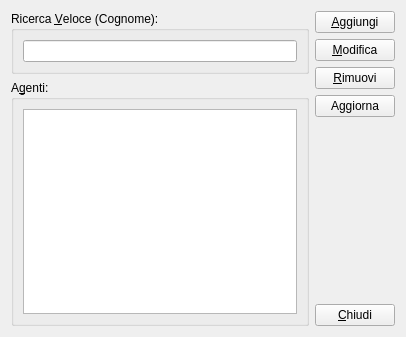
This is moduleAgenti/agentiviewdialog.ui in kvsd/Gestionale as Qt 5 draws it before an edit. The edited form follows.
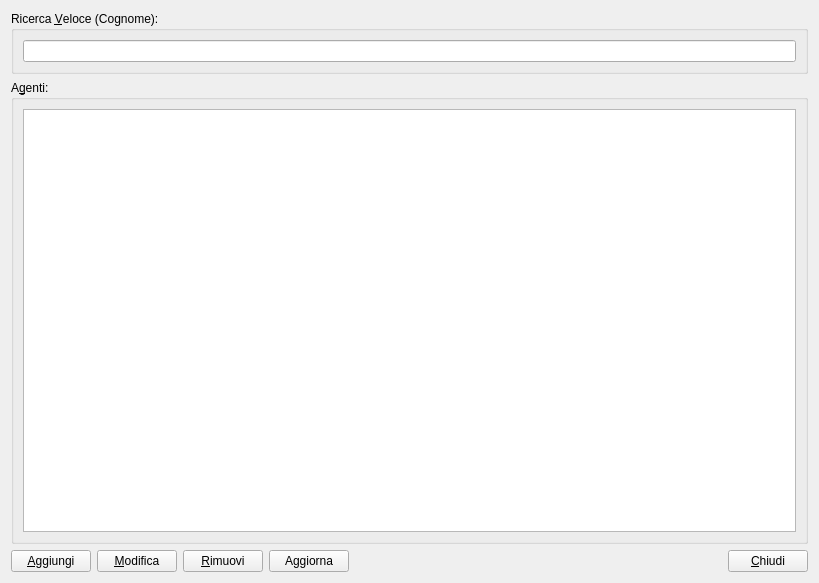
This is the edited form.

Commit message:
Modificata interfaccia AgentiViewDialog.
Ora i bottoni laterali sono stati spostati di sotto.

The edit to the form file:
```diff
--- a/moduleAgenti/agentiviewdialog.ui
+++ b/moduleAgenti/agentiviewdialog.ui
@@ -6,21 +6,22 @@
    <rect>
     <x>0</x>
     <y>0</y>
-    <width>406</width>
-    <height>337</height>
+    <width>819</width>
+    <height>583</height>
    </rect>
   </property>
   <property name="windowTitle">
    <string>Gestione Agenti</string>
   </property>
-  <layout class="QHBoxLayout" name="horizontalLayout_2">
-   <item>
-    <layout class="QVBoxLayout" name="verticalLayout_3">
+  <layout class="QVBoxLayout" name="verticalLayout" stretch="0,1,0">
      <item>
       <widget class="QGroupBox" name="groupBox_2">
        <property name="title">
         <string>Ricerca &amp;Veloce (Cognome):</string>
        </property>
+     <property name="flat">
+      <bool>false</bool>
+     </property>
        <layout class="QHBoxLayout" name="horizontalLayout">
         <item>
          <widget class="QLineEdit" name="searchLineEdit"/>
@@ -33,7 +34,16 @@
        <property name="title">
         <string>A&amp;genti:</string>
        </property>
-       <layout class="QVBoxLayout" name="verticalLayout_2">
+     <property name="flat">
+      <bool>false</bool>
+     </property>
+     <property name="checkable">
+      <bool>false</bool>
+     </property>
+     <layout class="QVBoxLayout" name="verticalLayout_3">
+      <property name="bottomMargin">
+       <number>9</number>
+      </property>
         <item>
          <widget class="QTableView" name="agentiView">
           <property name="editTriggers">
@@ -65,10 +75,8 @@
        </layout>
       </widget>
      </item>
-    </layout>
-   </item>
    <item>
-    <layout class="QVBoxLayout" name="verticalLayout">
+    <layout class="QHBoxLayout" name="horizontalLayout_2">
      <item>
       <widget class="QPushButton" name="addButton">
        <property name="text">
@@ -113,14 +121,14 @@
       </widget>
      </item>
      <item>
-      <spacer name="verticalSpacer">
+      <spacer name="horizontalSpacer">
        <property name="orientation">
-        <enum>Qt::Vertical</enum>
+        <enum>Qt::Horizontal</enum>
        </property>
        <property name="sizeHint" stdset="0">
         <size>
-         <width>20</width>
-         <height>40</height>
+         <width>40</width>
+         <height>20</height>
         </size>
        </property>
       </spacer>
```
Left out of the diff: 41 changed lines with no effect on the pictures. Lines whose indentation alone changed are shown as unchanged.
